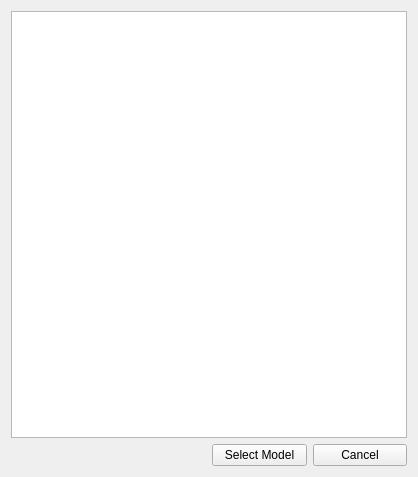
Qt form OMOptim/GUI/Widgets/WidgetSelectModModel.ui (OpenModelica/OMOptim) before a commit.
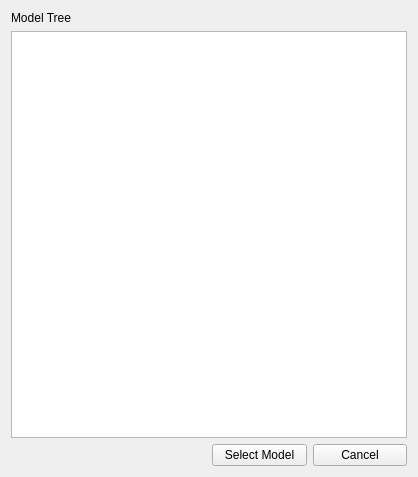
The same form after that commit.

The edit to the form file:
```diff
--- a/OMOptim/GUI/Widgets/WidgetSelectModModel.ui
+++ b/OMOptim/GUI/Widgets/WidgetSelectModModel.ui
@@ -14,7 +14,7 @@
    <string>Select a model</string>
   </property>
   <layout class="QGridLayout" name="gridLayout">
-   <item row="0" column="0">
+   <item row="2" column="0">
     <layout class="QGridLayout" name="layoutTableVar">
      <item row="1" column="2">
       <widget class="QPushButton" name="pushValidate">
@@ -31,13 +31,23 @@
       </widget>
      </item>
      <item row="0" column="0" colspan="4">
-      <layout class="QHBoxLayout" name="horizontalLayout">
-       <item>
-        <widget class="QTreeView" name="treeView"/>
+      <layout class="QHBoxLayout" name="horizontalLayout"/>
        </item>
       </layout>
      </item>
-    </layout>
+   <item row="1" column="0">
+    <widget class="QTreeView" name="treeView">
+     <property name="enabled">
+      <bool>true</bool>
+     </property>
+    </widget>
+   </item>
+   <item row="0" column="0">
+    <widget class="QLabel" name="label">
+     <property name="text">
+      <string>Model Tree</string>
+     </property>
+    </widget>
    </item>
   </layout>
  </widget>
```
